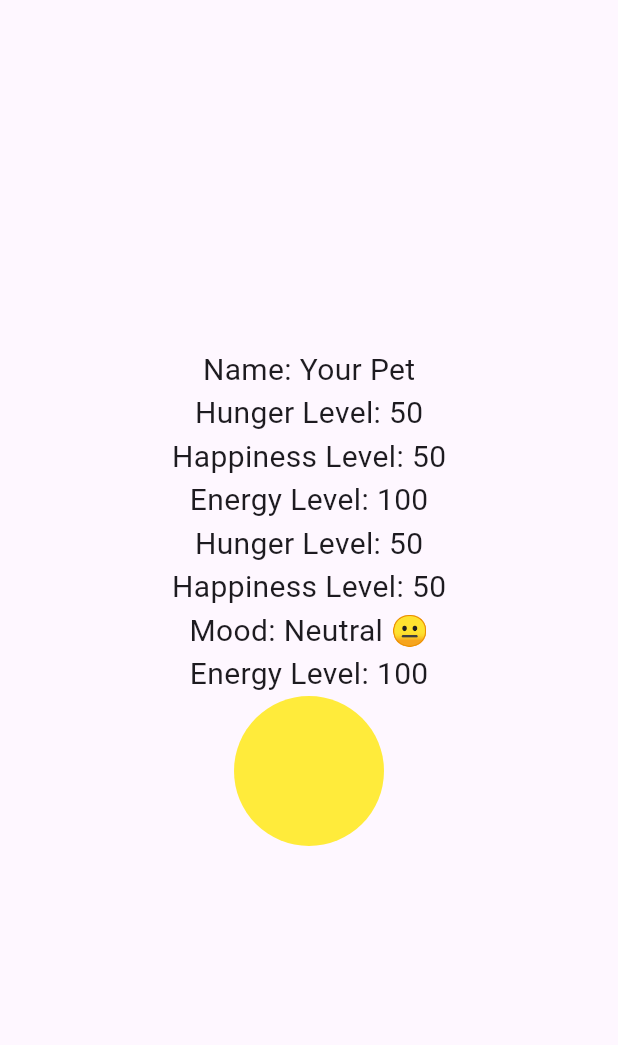
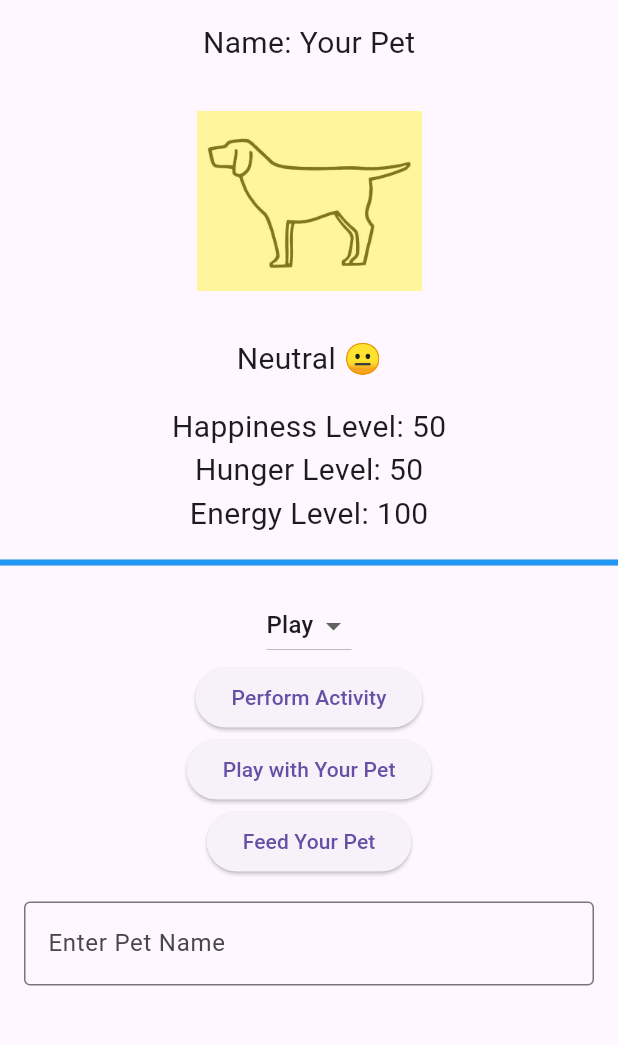
Before and after one commit to sricharan8462/digipet_act5, a Flutter app: the screen it shows after launch, on a phone screen of 412 x 824 dp, the part 63-1108 px from its top. Run offline on Flutter 3.47's test engine with Material 3 defaults, Android fonts, the phone set to English and light mode, and no system bars.

Commit message:
final changes

```diff
--- a/lib/main.dart
+++ b/lib/main.dart
@@ -14,11 +14,12 @@ class DigitalPetApp extends StatefulWidget {
 
 class _DigitalPetAppState extends State<DigitalPetApp> {
   String petName = "Your Pet";
+  int happinessLevel = 50;
   int hungerLevel = 50;
-  int happinessLevel = 50;
   int energyLevel = 100;
   Timer? hungerTimer;
   Timer? restTimer;
+  String selectedActivity = "Play";
 
   @override
   void initState() {
@@ -30,9 +31,10 @@ class _DigitalPetAppState extends State<DigitalPetApp> {
     hungerTimer = Timer.periodic(Duration(seconds: 30), (timer) {
       setState(() {
         hungerLevel = (hungerLevel + 5).clamp(0, 100);
-        happinessLevel = (happinessLevel - 5)
-            .clamp(0, 100); // Happiness decreases as hunger increases
         happinessLevel = (happinessLevel - 5).clamp(0, 100);
+        if (hungerLevel >= 100 && happinessLevel <= 10) {
+          showGameOverDialog();
+        }
       });
     });
   }
@@ -44,6 +46,66 @@ class _DigitalPetAppState extends State<DigitalPetApp> {
         energyLevel = (energyLevel + 5).clamp(0, 100);
       });
     });
+  }
+
+  void _selectActivity(String activity) {
+    setState(() {
+      selectedActivity = activity;
+    });
+  }
+
+  void _performActivity() {
+    setState(() {
+      if (selectedActivity == "Play") {
+        happinessLevel = (happinessLevel + 10).clamp(0, 100);
+        energyLevel = (energyLevel - 10).clamp(0, 100);
+      } else if (selectedActivity == "Rest") {
+        startRestTimer();
+      }
+    });
+  }
+
+  void _playWithPet() {
+    setState(() {
+      happinessLevel = (happinessLevel + 10).clamp(0, 100);
+      hungerLevel = (hungerLevel + 5).clamp(0, 100);
+      energyLevel = (energyLevel - 10).clamp(0, 100);
+    });
+  }
+
+  void _feedPet() {
+    setState(() {
+      hungerLevel = (hungerLevel - 10).clamp(0, 100);
+      happinessLevel = (happinessLevel + 5).clamp(0, 100);
+    });
+  }
+
+  void _setPetName(String name) {
+    setState(() {
+      petName = name;
+    });
+  }
+
+  void showGameOverDialog() {
+    showDialog(
+      context: context,
+      builder: (context) => AlertDialog(
+        title: Text("Game Over"),
+        content: Text("Your pet has become too hungry and sad!"),
+        actions: [
+          TextButton(
+            onPressed: () {
+              Navigator.of(context).pop();
+              setState(() {
+                happinessLevel = 50;
+                hungerLevel = 50;
+              });
+            },
+            child: Text("Restart"),
+          )
+        ],
+      ),
+    );
   }
 
   Color getPetColor() {
@@ -64,30 +126,71 @@ class _DigitalPetAppState extends State<DigitalPetApp> {
       appBar: AppBar(
         title: Text('Digital Pet'),
       ),
-      body: Center(
+      body: SingleChildScrollView(
+        child: Center(
           child: Column(
             mainAxisAlignment: MainAxisAlignment.center,
             children: <Widget>[
               Text('Name: $petName', style: TextStyle(fontSize: 20.0)),
+              SizedBox(height: 16.0),
+              ColorFiltered(
+                colorFilter: ColorFilter.mode(
+                    getPetColor().withOpacity(0.5), BlendMode.srcATop),
+                child: Image.asset('assets/dog.jpg', width: 150, height: 150),
+              ),
+              SizedBox(height: 16.0),
+              Text(getMoodText(), style: TextStyle(fontSize: 20.0)),
+              SizedBox(height: 16.0),
+              Text('Happiness Level: $happinessLevel',
+                  style: TextStyle(fontSize: 20.0)),
               Text('Hunger Level: $hungerLevel',
-                style: TextStyle(fontSize: 20.0)),
-            Text('Happiness Level: $happinessLevel',
                   style: TextStyle(fontSize: 20.0)),
               Text('Energy Level: $energyLevel',
                   style: TextStyle(fontSize: 20.0)),
-            Text('Hunger Level: $hungerLevel', style: TextStyle(fontSize: 20.0)),
-            Text('Happiness Level: $happinessLevel', style: TextStyle(fontSize: 20.0)),
-            Text('Mood: ${getMoodText()}', style: TextStyle(fontSize: 20.0)),
-            Text('Energy Level: $energyLevel', style: TextStyle(fontSize: 20.0)),
-            Container(
-              width: 100,
-              height: 100,
-              decoration: BoxDecoration(
-                color: getPetColor(),
-                shape: BoxShape.circle,
+              SizedBox(height: 16.0),
+              LinearProgressIndicator(
+                value: energyLevel / 100,
+                backgroundColor: Colors.grey[300],
+                color: Colors.blue,
+              ),
+              SizedBox(height: 16.0),
+              DropdownButton<String>(
+                value: selectedActivity,
+                items: ["Play", "Rest"].map((String value) {
+                  return DropdownMenuItem<String>(
+                    value: value,
+                    child: Text(value),
+                  );
+                }).toList(),
+                onChanged: (String? newValue) {
+                  if (newValue != null) _selectActivity(newValue);
+                },
+              ),
+              ElevatedButton(
+                onPressed: _performActivity,
+                child: Text('Perform Activity'),
+              ),
+              ElevatedButton(
+                onPressed: _playWithPet,
+                child: Text('Play with Your Pet'),
+              ),
+              ElevatedButton(
+                onPressed: _feedPet,
+                child: Text('Feed Your Pet'),
+              ),
+              SizedBox(height: 16.0),
+              Padding(
+                padding: const EdgeInsets.symmetric(horizontal: 16.0),
+                child: TextField(
+                  decoration: InputDecoration(
+                    labelText: 'Enter Pet Name',
+                    border: OutlineInputBorder(),
+                  ),
+                  onSubmitted: _setPetName,
                 ),
               ),
             ],
+          ),
         ),
       ),
     );
--- a/pubspec.yaml
+++ b/pubspec.yaml
@@ -31,7 +31,6 @@ dependencies:
   flutter:
     sdk: flutter
 
-
   # The following adds the Cupertino Icons font to your application.
   # Use with the CupertinoIcons class for iOS style icons.
   cupertino_icons: ^1.0.8
@@ -57,6 +56,8 @@ flutter:
   # included with your application, so that you can use the icons in
   # the material Icons class.
   uses-material-design: true
+  assets:
+    - assets/dog.jpg
 
   # To add assets to your application, add an assets section, like this:
   # assets:
```
Also changed, not shown: assets/dog.jpg (added). Lines whose indentation alone changed are shown as unchanged.
